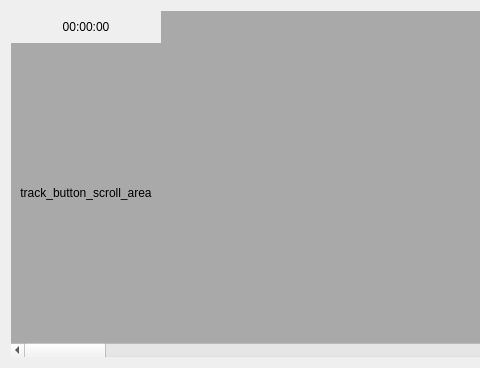
The window that code/src/main/resources/base/ui/timeline_scroll_area.ui (felixdittrich92/mission-uncuttable) describes before a commit, drawn with Qt 5; both pictures show x 0 to 480 and y 0 to 368 of the 941 by 368 pixel window.
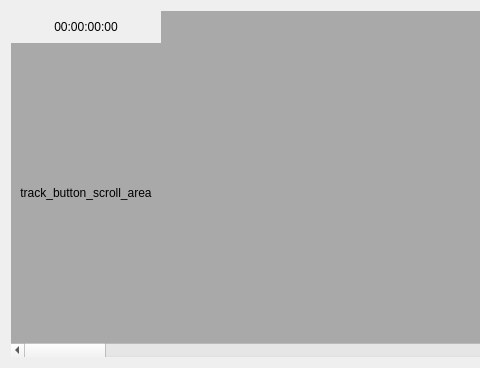
The same window after the commit.

```diff
--- a/code/src/main/resources/base/ui/timeline_scroll_area.ui
+++ b/code/src/main/resources/base/ui/timeline_scroll_area.ui
@@ -102,7 +102,7 @@
    <item row="0" column="0">
     <widget class="QLabel" name="time_label">
      <property name="text">
-      <string>00:00:00</string>
+      <string>00:00:00:00</string>
      </property>
      <property name="alignment">
       <set>Qt::AlignCenter</set>
```
